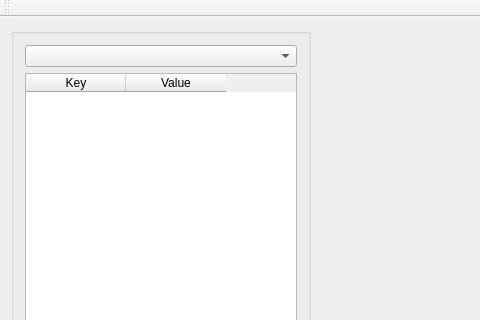
Above: gui_app/mainwindow.ui from olegyablokov/pde-numeric-solver before the change; both pictures show x 0 to 480 and y 0 to 320 of the 1178 by 725 pixel window. Below: the same form after it.
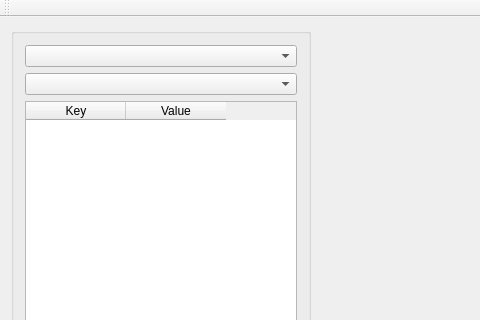
That is the form after the change.

What changed in the file:
```diff
--- a/gui_app/mainwindow.ui
+++ b/gui_app/mainwindow.ui
@@ -70,6 +70,9 @@
         <item>
          <widget class="QComboBox" name="EquationComboBox"/>
         </item>
+        <item>
+         <widget class="QComboBox" name="MethodsComboBox"/>
+        </item>
         <item>
          <widget class="QTableWidget" name="PdeSettingsTableWidget">
           <property name="sizePolicy">
@@ -137,7 +140,7 @@
         </item>
        </layout>
       </widget>
-      <widget class="QWidget" name="">
+      <widget class="QWidget" name="layoutWidget">
        <layout class="QVBoxLayout" name="GraphLayout"/>
       </widget>
      </widget>
```
